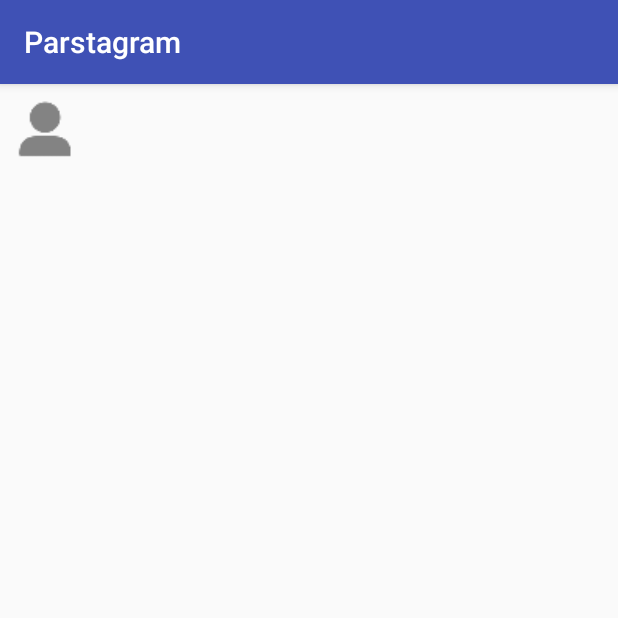
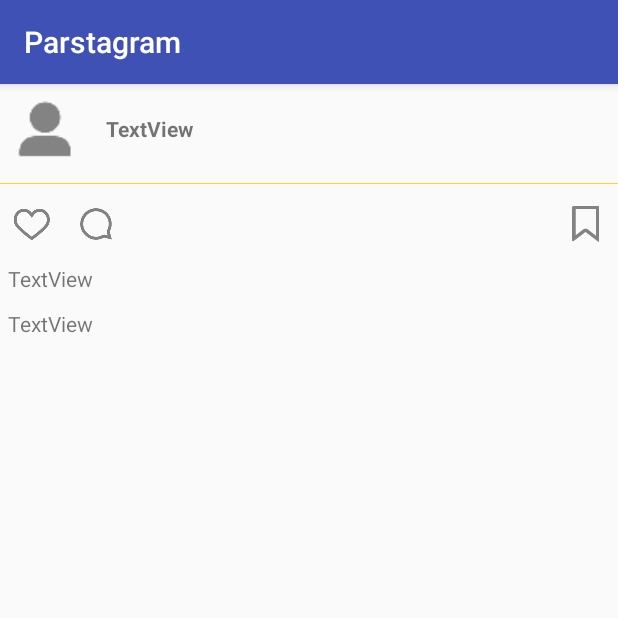
Before and after one commit to amyhgu/Parstagram, an Android app: the DetailsActivity screen opened directly, with no data from a screen before it, on a phone screen of 412 x 824 dp, the top half of it. Run offline under Robolectric (Android 15) with nearby library versions, the phone set to English and light mode, and no system bars; libraries missing offline, so code that uses them is left out: com.parse, org.parceler; plain views replace ParseImageView; pictures from the network do not load; 9 statements that could not run were skipped.

Commit message:
faves in detail

```diff
--- a/app/src/main/java/me/amyhgu/parstagram/DetailsActivity.java
+++ b/app/src/main/java/me/amyhgu/parstagram/DetailsActivity.java
@@ -1,12 +1,16 @@
 package me.amyhgu.parstagram;
 
+import android.media.Image;
+import android.provider.ContactsContract;
 import android.support.v7.app.AppCompatActivity;
 import android.os.Bundle;
+import android.view.View;
 import android.widget.ImageView;
 import android.widget.TextView;
 
 import com.bumptech.glide.Glide;
 import com.bumptech.glide.request.RequestOptions;
+import com.parse.ParseFile;
 
 import org.parceler.Parcels;
 
@@ -14,38 +18,53 @@ import me.amyhgu.parstagram.model.Post;
 
 public class DetailsActivity extends AppCompatActivity {
 
+    PostHelper helper;
     TextView tvUsername;
     TextView tvDescription;
     TextView tvTimestamp;
     ImageView ivPicture;
     ImageView ivPropic;
+    ImageView ivFavorite;
 
     @Override
     protected void onCreate(Bundle savedInstanceState) {
         super.onCreate(savedInstanceState);
         setContentView(R.layout.activity_details);
+        helper = new PostHelper();
 
         tvUsername = (TextView) findViewById(R.id.tvUsername);
         tvDescription = (TextView) findViewById(R.id.tvDescription);
         tvTimestamp = (TextView) findViewById(R.id.tvTimestamp);
         ivPicture = (ImageView) findViewById(R.id.ivPicture);
         ivPropic = (ImageView) findViewById(R.id.ivProfilePic);
+        ivFavorite = (ImageView) findViewById(R.id.ivFavorite);
 
-        tvUsername.setText(getIntent().getStringExtra("username"));
-        tvDescription.setText(getIntent().getStringExtra("description"));
-        tvTimestamp.setText(getIntent().getStringExtra("timestamp"));
+        final Post post = Parcels.unwrap(getIntent().getParcelableExtra(Post.class.getSimpleName()));
+
+        tvUsername.setText(post.getUser().getUsername());
+        tvDescription.setText(post.getDescription());
+        tvTimestamp.setText(post.getRelativeTimestamp());
 
         Glide.with(DetailsActivity.this)
-                .load(getIntent().getStringExtra("image"))
+                .load(post.getImage().getUrl())
                 .into(ivPicture);
 
-        if (getIntent().getStringExtra("propic") != null) {
+        ParseFile propic = post.getUser().getParseFile("propic");
+        if (propic != null) {
             Glide.with(DetailsActivity.this)
-                    .load(getIntent().getStringExtra("propic"))
+                    .load(propic.getUrl())
                     .apply(RequestOptions.circleCropTransform())
                     .into(ivPropic);
         } else {
             ivPropic.setImageResource(R.drawable.ic_user_filled);
         }
+
+        helper.setHeartImage(post, ivFavorite);
+        ivFavorite.setOnClickListener(new View.OnClickListener() {
+            @Override
+            public void onClick(View view) {
+                helper.handleFaves(post, ivFavorite);
+            }
+        });
     }
 }
--- a/app/src/main/res/layout/activity_details.xml
+++ b/app/src/main/res/layout/activity_details.xml
@@ -8,7 +8,9 @@
 
     <ScrollView
         android:layout_width="match_parent"
-        android:layout_height="match_parent">
+        android:layout_height="match_parent"
+        android:layout_alignParentStart="true"
+        android:layout_alignParentTop="true">
 
         <RelativeLayout
             android:layout_width="wrap_content"
@@ -19,8 +21,8 @@
                 android:layout_width="wrap_content"
                 android:layout_height="wrap_content"
                 android:layout_alignParentTop="true"
+                android:layout_marginLeft="10dp"
                 android:layout_marginTop="20dp"
-                android:layout_marginLeft="10dp"
                 android:layout_toEndOf="@+id/ivProfilePic"
                 android:text="TextView"
                 android:textStyle="bold" />
@@ -31,17 +33,17 @@
                 android:layout_height="wrap_content"
                 android:layout_alignParentStart="true"
                 android:layout_below="@+id/ivProfilePic"
+                android:layout_marginBottom="5dp"
                 android:layout_marginTop="5dp"
-                android:layout_marginBottom="5dp"
                 app:srcCompat="@color/ig_yellow" />
 
             <TextView
                 android:id="@+id/tvDescription"
                 android:layout_width="wrap_content"
                 android:layout_height="wrap_content"
+                android:layout_alignParentStart="true"
+                android:layout_below="@+id/ivFavorite"
                 android:layout_margin="5dp"
-                android:layout_alignParentStart="true"
-                android:layout_below="@+id/ivPicture"
                 android:text="TextView" />
 
             <TextView
@@ -49,8 +51,8 @@
                 android:layout_width="wrap_content"
                 android:layout_height="wrap_content"
                 android:layout_alignParentStart="true"
+                android:layout_below="@+id/tvDescription"
                 android:layout_margin="5dp"
-                android:layout_below="@+id/tvDescription"
                 android:text="TextView" />
 
             <ImageView
@@ -58,9 +60,38 @@
                 android:layout_width="50dp"
                 android:layout_height="50dp"
                 android:layout_alignParentStart="true"
+                android:layout_alignParentTop="true"
                 android:layout_margin="5dp"
-                android:layout_alignParentTop="true"
                 app:srcCompat="@drawable/ic_user_filled" />
+
+            <ImageView
+                android:id="@+id/ivFavorite"
+                android:layout_width="wrap_content"
+                android:layout_height="wrap_content"
+                android:layout_alignParentStart="true"
+                android:layout_below="@+id/ivPicture"
+                android:layout_margin="5dp"
+                app:srcCompat="@drawable/ic_heart" />
+
+            <ImageView
+                android:id="@+id/ivComment"
+                android:layout_width="wrap_content"
+                android:layout_height="wrap_content"
+                android:layout_below="@+id/ivPicture"
+                android:layout_centerVertical="true"
+                android:layout_margin="5dp"
+                android:layout_toEndOf="@+id/ivFavorite"
+                app:srcCompat="@drawable/ic_ufi_comment" />
+
+            <ImageView
+                android:id="@+id/ivSave"
+                android:layout_width="wrap_content"
+                android:layout_height="wrap_content"
+                android:layout_alignParentEnd="true"
+                android:layout_below="@+id/ivPicture"
+                android:layout_centerVertical="true"
+                android:layout_margin="5dp"
+                app:srcCompat="@drawable/ic_save" />
         </RelativeLayout>
     </ScrollView>
 </RelativeLayout>
```
Also changed, not shown: app/src/main/java/me/amyhgu/parstagram/PostAdapter.java (+19 -15 lines), app/src/main/java/me/amyhgu/parstagram/PostHelper.java (added, +47 -0 lines), app/src/main/java/me/amyhgu/parstagram/model/Post.java (+3 -25 lines), app/src/main/res/layout/item_post.xml (+5 -4 lines).
